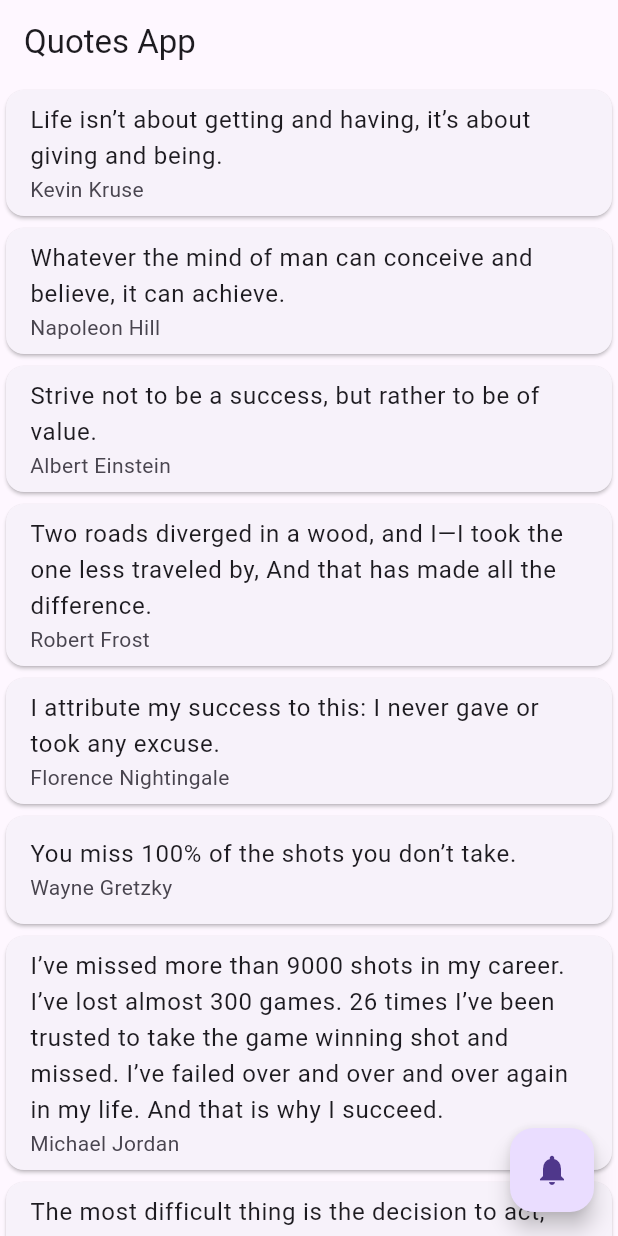
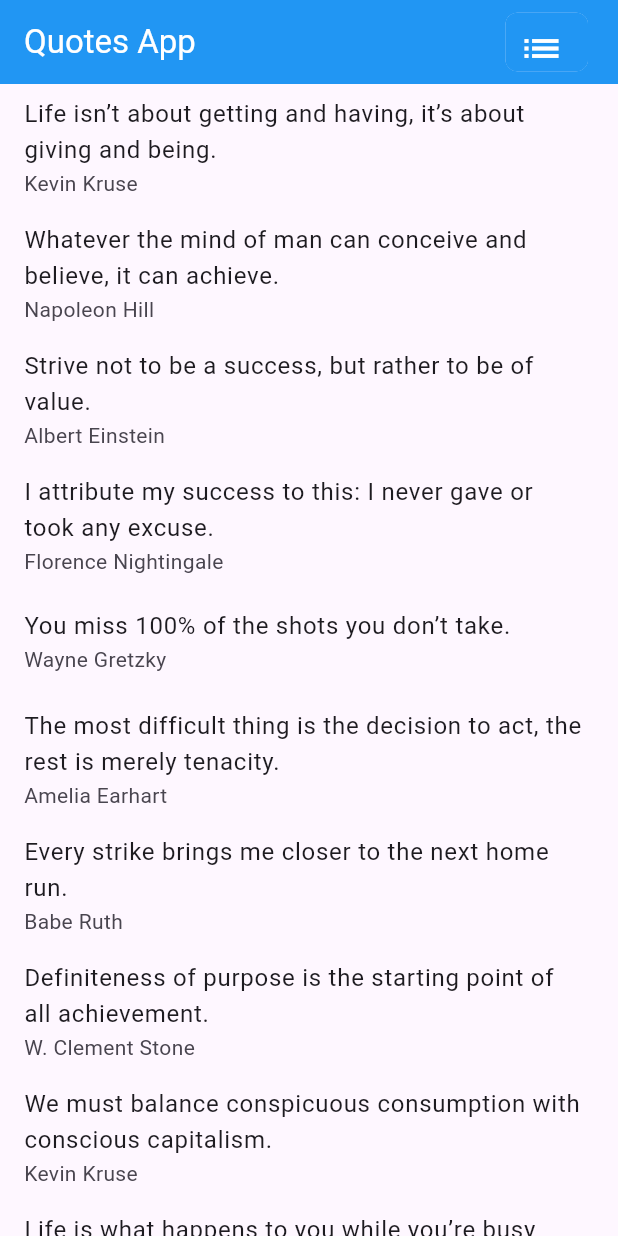
Before and after one commit to Shalu6634/quotes_task, a Flutter app: the screen it shows after launch, on a phone screen of 412 x 824 dp. Run offline on Flutter 3.47's test engine with Material 3 defaults, Android fonts, the phone set to English and light mode, and no system bars.

Commit message:
04-06-24

```diff
--- /dev/null
+++ b/lib/screens/ListView/ListViewPage.dart
@@ -0,0 +1,62 @@
+import 'dart:math';
+
+import 'package:flutter/material.dart';
+import 'package:quotes_task/utils/globalQuotes.dart';
+import 'package:quotes_task/utils/quotesList.dart';
+
+QuoteModel? quoteModel;
+
+class ListViewScreen extends StatefulWidget {
+  const ListViewScreen({super.key});
+
+  @override
+  State<ListViewScreen> createState() => _ListViewScreenState();
+}
+
+class _ListViewScreenState extends State<ListViewScreen> {
+  bool ch = false;
+  @override
+  void initState() {
+    quoteModel = QuoteModel.toList(quoteList);
+    super.initState();
+  }
+
+  Widget build(BuildContext context) {
+    return Scaffold(
+      appBar: AppBar(
+        backgroundColor: Colors.blue,
+        title: Text('Quotes App',style: TextStyle(color: Colors.white),),
+        actions: [
+          Padding(
+            padding: const EdgeInsets.only(right: 20),
+            child: ActionChip(
+              backgroundColor: Colors.blue,
+              side: BorderSide(color: Colors.blue),
+              label: const Text(''),
+              avatar: Icon(ch ? Icons.grid_view_outlined : Icons.list,size: 30,color: Colors.white,),
+                onPressed: (){
+                 setState(() {
+                   ch =!ch;
+                 });
+                },
+            ),
+          ),
+        ],
+      ),
+      body:(ch) ? GridView.builder(
+        gridDelegate: SliverGridDelegateWithFixedCrossAxisCount(
+            crossAxisCount: 2, childAspectRatio: 9 / 8),
+        itemBuilder: (context, index) => ListTile(
+          title: Text(quoteModel!.quoteModelList[index].quote!),
+          subtitle: Text(quoteModel!.quoteModelList[index].author!),
+        ),
+      ):ListView.builder(
+
+        itemBuilder: (context, index) => ListTile(
+          title: Text(quoteModel!.quoteModelList[index].quote!),
+          subtitle: Text(quoteModel!.quoteModelList[index].author!),
+        ),
+      ),
+    );
+  }
+}
--- a/lib/utils/globalQuotes.dart
+++ b/lib/utils/globalQuotes.dart
@@ -13,11 +13,7 @@ List quoteList = [
     "quote": "Strive not to be a success, but rather to be of value.",
     "author": "Albert Einstein"
   },
-  {
-    "quote":
-        "Two roads diverged in a wood, and I—I took the one less traveled by, And that has made all the difference.",
-    "author": "Robert Frost"
-  },
+
   {
     "quote": "I attribute my success to this: I never gave or took any excuse.",
     "author": "Florence Nightingale"
@@ -26,11 +22,7 @@ List quoteList = [
     "quote": "You miss 100% of the shots you don’t take.",
     "author": "Wayne Gretzky"
   },
-  {
-    "quote":
-        "I’ve missed more than 9000 shots in my career. I’ve lost almost 300 games. 26 times I’ve been trusted to take the game winning shot and missed. I’ve failed over and over and over again in my life. And that is why I succeed.",
-    "author": "Michael Jordan"
-  },
+
   {
     "quote":
         "The most difficult thing is the decision to act, the rest is merely tenacity.",
@@ -56,11 +48,7 @@ List quoteList = [
     "author": "John Lennon"
   },
   {"quote": "We become what we think about.", "author": "Earl Nightingale"},
-  {
-    "quote":
-        "Twenty years from now you will be more disappointed by the things that you didn’t do than by the ones you did do, so throw off the bowlines, sail away from safe harbor, catch the trade winds in your sails.  Explore, Dream, Discover.",
-    "author": "Mark Twain"
-  },
+
   {
     "quote": "Life is 10% what happens to me and 90% of how I react to it.",
     "author": "Charles Swindoll"
@@ -108,11 +96,7 @@ List quoteList = [
         "You can never cross the ocean until you have the courage to lose sight of the shore.",
     "author": "Christopher Columbus"
   },
-  {
-    "quote":
-        "I’ve learned that people will forget what you said, people will forget what you did, but people will never forget how you made them feel.",
-    "author": "Maya Angelou"
-  },
+
   {
     "quote": "Either you run the day, or the day runs you.",
     "author": "Jim Rohn"
@@ -166,11 +150,7 @@ List quoteList = [
         "Go confidently in the direction of your dreams.  Live the life you have imagined.",
     "author": "Henry David Thoreau"
   },
-  {
-    "quote":
-        "When I stand before God at the end of my life, I would hope that I would not have a single bit of talent left and could say, I used everything you gave me.",
-    "author": "Erma Bombeck"
-  },
+
   {
     "quote":
         "Few things can help an individual more than to place responsibility on him, and to let him know that you trust him.",
@@ -203,20 +183,12 @@ List quoteList = [
     "quote": "Start where you are. Use what you have.  Do what you can.",
     "author": "Arthur Ashe"
   },
-  {
-    "quote":
-        "When I was 5 years old, my mother always told me that happiness was the key to life.  When I went to school, they asked me what I wanted to be when I grew up.  I wrote down ‘happy’.  They told me I didn’t understand the assignment, and I told them they didn’t understand life.",
-    "author": "John Lennon"
-  },
+
   {
     "quote": "Fall seven times and stand up eight.",
     "author": "Japanese Proverb"
   },
-  {
-    "quote":
-        "When one door of happiness closes, another opens, but often we look so long at the closed door that we do not see the one that has been opened for us.",
-    "author": "Helen Keller"
-  },
+
   {
     "quote": "Everything has beauty, but not everyone can see.",
     "author": "Confucius"
@@ -245,11 +217,7 @@ List quoteList = [
         "If you’re offered a seat on a rocket ship, don’t ask what seat! Just get on.",
     "author": "Sheryl Sandberg"
   },
-  {
-    "quote":
-        "First, have a definite, clear practical ideal; a goal, an objective. Second, have the necessary means to achieve your ends; wisdom, money, materials, and methods. Third, adjust all your means to that end.",
-    "author": "Aristotle"
-  },
+
   {
     "quote": "If the wind will not serve, take to the oars.",
     "author": "Latin Proverb"
@@ -278,26 +246,13 @@ List quoteList = [
     "quote": "If you want to lift yourself up, lift up someone else.",
     "author": "Booker T. Washington"
   },
-  {
-    "quote":
-        "I have been impressed with the urgency of doing. Knowing is not enough; we must apply. Being willing is not enough; we must do.",
-    "author": "Leonardo da Vinci"
-  },
-  {
-    "quote":
-        "Limitations live only in our minds.  But if we use our imaginations, our possibilities become limitless.",
-    "author": "Jamie Paolinetti"
-  },
+
   {
     "quote":
         "You take your life in your own hands, and what happens? A terrible thing, no one to blame.",
     "author": "Erica Jong"
   },
-  {
-    "quote":
-        "What’s money? A man is a success if he gets up in the morning and goes to bed at night and in between does what he wants to do.",
-    "author": "Bob Dylan"
-  },
+
   {
     "quote": "I didn’t fail the test. I just found 100 ways to do it wrong.",
     "author": "Benjamin Franklin"
@@ -334,11 +289,7 @@ List quoteList = [
         "A truly rich man is one whose children run into his arms when his hands are empty.",
     "author": "Unknown"
   },
-  {
-    "quote":
-        "It is not what you do for your children, but what you have taught them to do for themselves, that will make them successful human beings.",
-    "author": "Ann Landers"
-  },
+
   {
     "quote":
         "If you want your children to turn out well, spend twice as much time with them, and half as much money.",
@@ -349,11 +300,7 @@ List quoteList = [
         "Build your own dreams, or someone else will hire you to build theirs.",
     "author": "Farrah Gray"
   },
-  {
-    "quote":
-        "The battles that count aren’t the ones for gold medals. The struggles within yourself–the invisible battles inside all of us–that’s where it’s at.",
-    "author": "Jesse Owens"
-  },
+
   {
     "quote": "Education costs money.  But then so does ignorance.",
     "author": "Sir Claus Moser"
@@ -367,11 +314,7 @@ List quoteList = [
     "quote": "It does not matter how slowly you go as long as you do not stop.",
     "author": "Confucius"
   },
-  {
-    "quote":
-        "If you look at what you have in life, you’ll always have more. If you look at what you don’t have in life, you’ll never have enough.",
-    "author": "Oprah Winfrey"
-  },
+
   {
     "quote":
         "Remember that not getting what you want is sometimes a wonderful stroke of luck.",
@@ -401,11 +344,7 @@ List quoteList = [
     "quote": "Dreaming, after all, is a form of planning.",
     "author": "Gloria Steinem"
   },
-  {
-    "quote":
-        "It’s your place in the world; it’s your life. Go on and do all you can with it, and make it the life you want to live.",
-    "author": "Mae Jemison"
-  },
+
   {
     "quote":
         "You may be disappointed if you fail, but you are doomed if you don’t try.",
@@ -424,11 +363,7 @@ List quoteList = [
         "The question isn’t who is going to let me; it’s who is going to stop me.",
     "author": "Ayn Rand"
   },
-  {
-    "quote":
-        "When everything seems to be going against you, remember that the airplane takes off against the wind, not with it.",
-    "author": "Henry Ford"
-  },
+
   {
     "quote":
         "It’s not the years in your life that count. It’s the life in your years.",
--- a/lib/utils/quotesList.dart
+++ b/lib/utils/quotesList.dart
@@ -18,7 +18,6 @@ class  QuoteModel
     for(int i=0; i<l1.length; i++)
       {
         quoteModelList.add(QuoteModel.fromQuote(l1[i]),);
-
       }
 
   }
@@ -26,13 +25,9 @@ class  QuoteModel
 int index = 0;
 List colorList=[
   Colors.orange,
+  Colors.blue,
+  Colors.teal,
   Colors.green,
-  Colors.blue,
-  Colors.cyan,
-  Colors.red,
-  Colors.blueAccent,
-  Colors.orange,
-  Colors.blue,
-  Colors.cyan,
-  Colors.blueGrey,
+  Colors.pink,
+  Colors.red
 ];
--- a/lib/utils/routes.dart
+++ b/lib/utils/routes.dart
@@ -1,4 +1,5 @@
 import 'package:flutter/material.dart';
+import 'package:quotes_task/screens/ListView/ListViewPage.dart';
 import '../screens/DialogueBox/fullScreenBox.dart';
 import '../screens/DialogueBox/simpleDialogueBox.dart';
 import '../screens/Random quotes/HomePage.dart';
@@ -8,6 +9,7 @@ class AppRoutes
   static Map <String, Widget Function(BuildContext)> routes = {
   '/dia' : (context)=>DialogScreen(),
   '/full' : (context)=>fullScreen(),
-  '/' : (context)=>QuotesModelApp(),
+  '/quotes' : (context)=>QuotesModelApp(),
+  '/' : (context)=>ListViewScreen(),
   };
 }
```
Also changed, not shown: lib/screens/Random quotes/HomePage.dart (+5 -5 lines), lib/tic tac game/game.dart (+137 -137 lines).
